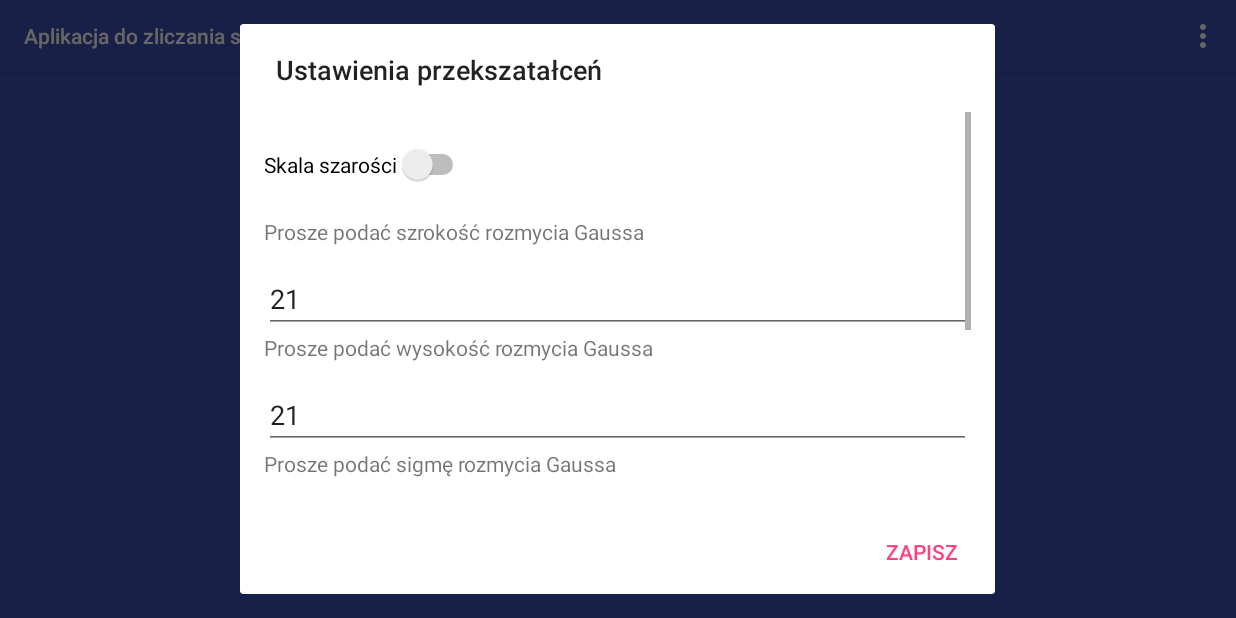
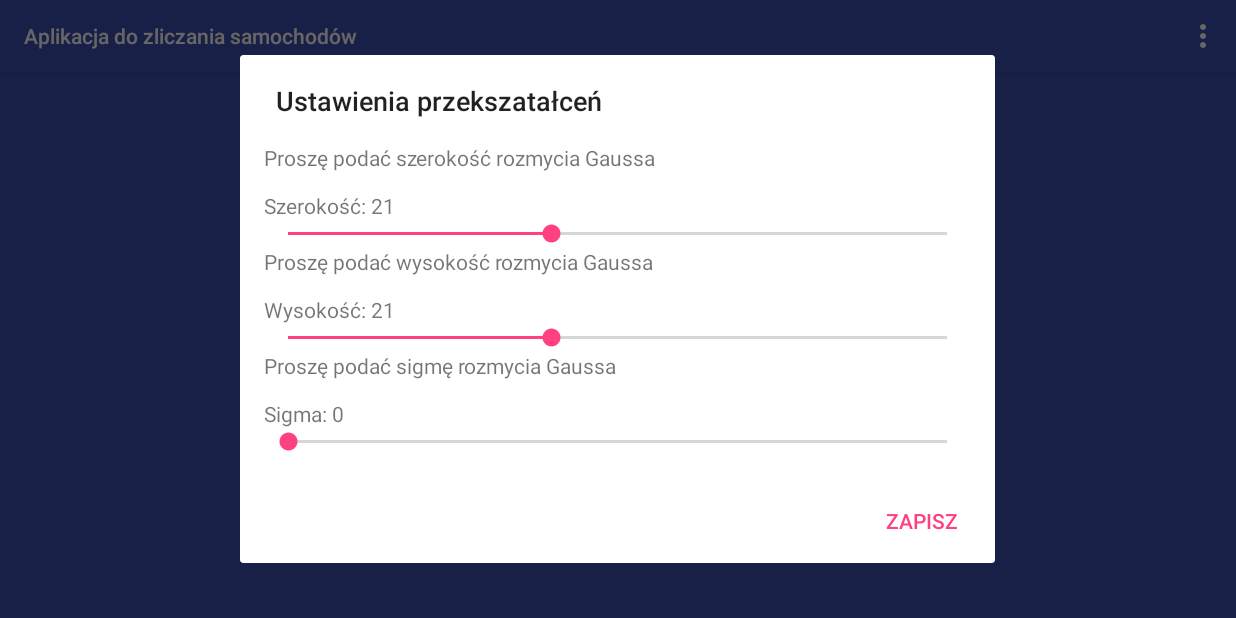
Before and after one commit to cichongrzegorz/ZliczanieSamochodow, an Android app: the screen it shows after launch (MainActivity), in the options menu, after a tap on "Ustawienia przekształceń", on a phone screen of 824 x 412 dp (held sideways). Run offline under Robolectric (Android 15) with nearby library versions, the phone set to English and light mode, and no system bars; libraries missing offline, so code that uses them is left out: org.opencv.android, org.opencv.core, org.opencv.imgproc; plain views replace JavaCameraView; 6 statements that could not run were skipped.

Commit message:
nowe dane

```diff
--- a/app/src/main/java/com/cichon/detection/RozmycieGaussa.java
+++ b/app/src/main/java/com/cichon/detection/RozmycieGaussa.java
@@ -41,6 +41,12 @@ public class RozmycieGaussa {
 
         Mat gauss = rozmycieGaussa();
 
+//        System.out.println("*****************************");
+//        System.out.println("*****************************");
+//        System.out.println("***************************** " + ustawienia.getSzerokosc());
+//        System.out.println("***************************** " + ustawienia.getWysokosc());
+//        System.out.println("*****************************");
+//        System.out.println("*****************************");
         Imgproc.GaussianBlur(frame(), gauss, new Size(ustawienia.getSzerokosc(), ustawienia.getWysokosc()), ustawienia.getSigma());
 
         if ("Rozmycie Gaussa".equals(ustawienia.getObraz())) {
--- a/app/src/main/java/com/cichon/ustawienia/OperacjeNaObrazach.java
+++ b/app/src/main/java/com/cichon/ustawienia/OperacjeNaObrazach.java
@@ -6,8 +6,10 @@ import android.view.View;
 import android.widget.AdapterView;
 import android.widget.CompoundButton;
 import android.widget.EditText;
+import android.widget.SeekBar;
 import android.widget.Spinner;
 import android.widget.Switch;
+import android.widget.TextView;
 
 import com.cichon.R;
 
@@ -20,13 +22,15 @@ public class OperacjeNaObrazach implements Ustawienia {
 
     private UstawieniaAplikacji ustawieniaAplikacji;
 
-    private Spinner obraz;
-    private Switch skalaSzarosci;
+//    private Spinner obraz;
 
-    private EditText szerokoscGauss;
-    private EditText wysokoscGauss;
-    private EditText sigmaGauss;
-    private EditText progowanieBinarne;
+    private SeekBar szerokoscGaussSeek;
+    private SeekBar wysokoscGaussSeek;
+    private SeekBar sigmaGaussSeek;
+
+    private TextView szerokoscText;
+    private TextView wysokoscText;
+    private TextView sigmaText;
 
     public OperacjeNaObrazach(UstawieniaAplikacji ustawienia) {
         this.ustawieniaAplikacji = ustawienia;
@@ -34,106 +38,95 @@ public class OperacjeNaObrazach implements Ustawienia {
 
     @Override
     public void inicjalizuj(View view) {
-        skalaSzarosci = view.findViewById(R.id.skalaSzarosci);
-        skalaSzarosci.setOnCheckedChangeListener(new CompoundButton.OnCheckedChangeListener() {
-            public void onCheckedChanged(CompoundButton buttonView, boolean isChecked) {
-                ustawieniaAplikacji.setSkalaSzarosci(isChecked);
+
+        wysokoscText = view.findViewById(R.id.wysokoscText);
+        szerokoscText = view.findViewById(R.id.szerokoscText);
+        sigmaText = view.findViewById(R.id.sigmaText);
+
+
+        wysokoscGaussSeek = view.findViewById(R.id.wysokoscGaussSeek);
+        wysokoscGaussSeek.setOnSeekBarChangeListener(new SeekBar.OnSeekBarChangeListener() {
+            @Override
+            public void onProgressChanged(SeekBar seekBar, int progress, boolean fromUser) {
+                int wysokosc = progress * 2 + 1;
+                ustawieniaAplikacji.setWysokosc(wysokosc);
+                wysokoscText.setText("Wysokość: " + wysokosc);
+            }
+
+            @Override
+            public void onStartTrackingTouch(SeekBar seekBar) {
+            }
+
+            @Override
+            public void onStopTrackingTouch(SeekBar seekBar) {
+
             }
         });
 
-        szerokoscGauss = view.findViewById(R.id.szerokoscGauss);
-        szerokoscGauss.addTextChangedListener(new TextWatcher() {
+
+        szerokoscGaussSeek = view.findViewById(R.id.szerokoscGaussSeek);
+        szerokoscGaussSeek.setOnSeekBarChangeListener(new SeekBar.OnSeekBarChangeListener() {
             @Override
-            public void beforeTextChanged(CharSequence s, int start, int count, int after) {
+            public void onProgressChanged(SeekBar seekBar, int progress, boolean fromUser) {
+                int szerokosc = progress * 2 + 1;
+                ustawieniaAplikacji.setSzerokosc(szerokosc);
+                szerokoscText.setText("Szerokość: " + szerokosc);
+
             }
 
             @Override
-            public void onTextChanged(CharSequence s, int start, int before, int count) {
-                if (s.length() > 0) {
-                    ustawieniaAplikacji.setSzerokosc(Integer.parseInt(s.toString()));
-                }
+            public void onStartTrackingTouch(SeekBar seekBar) {
             }
 
             @Override
-            public void afterTextChanged(Editable s) {
+            public void onStopTrackingTouch(SeekBar seekBar) {
+
             }
         });
 
-        wysokoscGauss = view.findViewById(R.id.wysokoscGauss);
-        wysokoscGauss.addTextChangedListener(new TextWatcher() {
+        sigmaGaussSeek = view.findViewById(R.id.sigmaGaussSeek);
+        sigmaGaussSeek.setOnSeekBarChangeListener(new SeekBar.OnSeekBarChangeListener() {
             @Override
-            public void beforeTextChanged(CharSequence s, int start, int count, int after) {
+            public void onProgressChanged(SeekBar seekBar, int progress, boolean fromUser) {
+                ustawieniaAplikacji.setSigma(progress);
+                sigmaText.setText("Sigma: " + progress);
+
             }
 
             @Override
-            public void onTextChanged(CharSequence s, int start, int before, int count) {
-                if (s.length() > 0) {
-                    ustawieniaAplikacji.setWysokosc(Integer.parseInt(s.toString()));
-                }
+            public void onStartTrackingTouch(SeekBar seekBar) {
             }
 
             @Override
-            public void afterTextChanged(Editable s) {
+            public void onStopTrackingTouch(SeekBar seekBar) {
+
             }
         });
 
-        sigmaGauss = view.findViewById(R.id.sigmaGauss);
-        sigmaGauss.addTextChangedListener(new TextWatcher() {
-            @Override
-            public void beforeTextChanged(CharSequence s, int start, int count, int after) {
-            }
-
-            @Override
-            public void onTextChanged(CharSequence s, int start, int before, int count) {
-                if (s.length() > 0) {
-                    ustawieniaAplikacji.setSigma(Double.parseDouble(s.toString()));
-                }
-            }
-
-            @Override
-            public void afterTextChanged(Editable s) {
-            }
-        });
-
-        progowanieBinarne = view.findViewById(R.id.progowanieBinarne);
-        progowanieBinarne.addTextChangedListener(new TextWatcher() {
-            @Override
-            public void beforeTextChanged(CharSequence s, int start, int count, int after) {
-            }
-
-            @Override
-            public void onTextChanged(CharSequence s, int start, int before, int count) {
-                if (s.length() > 0) {
-                    ustawieniaAplikacji.setProgowanie(Integer.parseInt(s.toString()));
-                }
-            }
-
-            @Override
-            public void afterTextChanged(Editable s) {
-            }
-        });
-
-        obraz = view.findViewById(R.id.pokazObraz);
-        obraz.setOnItemSelectedListener(new AdapterView.OnItemSelectedListener() {
-            @Override
-            public void onItemSelected(AdapterView<?> parent, View view, int position, long id) {
-                ustawieniaAplikacji.setObraz((String) parent.getItemAtPosition(position));
-            }
-
-            @Override
-            public void onNothingSelected(AdapterView<?> parent) {
-
-            }
-        });
+//        obraz = view.findViewById(R.id.pokazObraz);
+//        obraz.setOnItemSelectedListener(new AdapterView.OnItemSelectedListener() {
+//            @Override
+//            public void onItemSelected(AdapterView<?> parent, View view, int position, long id) {
+//                ustawieniaAplikacji.setObraz((String) parent.getItemAtPosition(position));
+//            }
+//
+//            @Override
+//            public void onNothingSelected(AdapterView<?> parent) {
+//
+//            }
+//        });
     }
 
     @Override
     public void zresetowanoUstawienia() {
-        this.skalaSzarosci.setChecked(ustawieniaAplikacji.isSkalaSzarosci());
-        this.szerokoscGauss.setText(ustawieniaAplikacji.getSzerokosc() + "");
-        this.wysokoscGauss.setText(ustawieniaAplikacji.getWysokosc() + "");
-        this.sigmaGauss.setText(ustawieniaAplikacji.getSigma() + "");
-        this.progowanieBinarne.setText(ustawieniaAplikacji.getProgowanie() + "");
-        this.obraz.setSelection(wartosci.indexOf(ustawieniaAplikacji.getObraz()));
+        this.szerokoscGaussSeek.setProgress(ustawieniaAplikacji.getSzerokosc() / 2);
+        this.wysokoscGaussSeek.setProgress(ustawieniaAplikacji.getWysokosc() / 2);
+        this.sigmaGaussSeek.setProgress((int) ustawieniaAplikacji.getSigma());
+
+        wysokoscText.setText("Wysokość: " + (ustawieniaAplikacji.getWysokosc()));
+        szerokoscText.setText("Szerokość: " + (ustawieniaAplikacji.getSzerokosc()));
+        sigmaText.setText("Sigma: " + ((int) ustawieniaAplikacji.getSigma()));
+
+//        this.obraz.setSelection(wartosci.indexOf(ustawieniaAplikacji.getObraz()));
     }
 }
--- a/app/src/main/java/com/cichon/ustawienia/UstawieniaAplikacji.java
+++ b/app/src/main/java/com/cichon/ustawienia/UstawieniaAplikacji.java
@@ -3,8 +3,6 @@ package com.cichon.ustawienia;
 public class UstawieniaAplikacji {
 
     private String obraz;
-
-    public boolean skalaSzarosci;
 
     public int szerokosc;
     public int wysokosc;
@@ -30,14 +28,6 @@ public class UstawieniaAplikacji {
 
         this.wielkoscSamochodu = 4000;
         this.przelicznikCiezarowki = 2.0;
-    }
-
-    public boolean isSkalaSzarosci() {
-        return skalaSzarosci;
-    }
-
-    public void setSkalaSzarosci(boolean skalaSzarosci) {
-        this.skalaSzarosci = skalaSzarosci;
     }
 
     public int getSzerokosc() {
--- a/app/src/main/res/layout/ustawienia_przeksztalcen.xml
+++ b/app/src/main/res/layout/ustawienia_przeksztalcen.xml
@@ -18,64 +18,55 @@
             android:focusableInTouchMode="true"
             android:orientation="vertical">
 
-            <Switch
-                android:id="@+id/skalaSzarosci"
-                android:layout_width="wrap_content"
-                android:layout_height="70dp"
-                android:text="Skala szarości" />
-
             <TextView
                 android:layout_width="match_parent"
                 android:layout_height="32dp"
-                android:text="Prosze podać szrokość rozmycia Gaussa" />
+                android:text="Proszę podać szerokość rozmycia Gaussa" />
 
-            <EditText
-                android:id="@+id/szerokoscGauss"
+            <TextView
+                android:id="@+id/szerokoscText"
+                android:layout_width="match_parent"
+                android:layout_height="wrap_content" />
+
+            <SeekBar
+                android:id="@+id/szerokoscGaussSeek"
                 android:layout_width="match_parent"
                 android:layout_height="wrap_content"
-                android:inputType="number" />
+                android:max="25" />
 
             <TextView
                 android:layout_width="match_parent"
                 android:layout_height="32dp"
                 android:layout_alignParentStart="true"
-                android:text="Prosze podać wysokość rozmycia Gaussa" />
+                android:text="Proszę podać wysokość rozmycia Gaussa" />
 
-            <EditText
-                android:id="@+id/wysokoscGauss"
+            <TextView
+                android:id="@+id/wysokoscText"
+                android:layout_width="match_parent"
+                android:layout_height="wrap_content" />
+
+            <SeekBar
+                android:id="@+id/wysokoscGaussSeek"
                 android:layout_width="match_parent"
                 android:layout_height="wrap_content"
-                android:inputType="number" />
+                android:max="25" />
 
             <TextView
                 android:layout_width="match_parent"
                 android:layout_height="32dp"
                 android:layout_alignParentStart="true"
-                android:text="Prosze podać sigmę rozmycia Gaussa" />
+                android:text="Proszę podać sigmę rozmycia Gaussa" />
 
-            <EditText
-                android:id="@+id/sigmaGauss"
+            <TextView
+                android:id="@+id/sigmaText"
+                android:layout_width="match_parent"
+                android:layout_height="wrap_content" />
+
+            <SeekBar
+                android:id="@+id/sigmaGaussSeek"
                 android:layout_width="match_parent"
                 android:layout_height="wrap_content"
-                android:inputType="numberDecimal" />
-
-            <TextView
-                android:layout_width="match_parent"
-                android:layout_height="32dp"
-                android:layout_alignParentStart="true"
-                android:text="Prosze podać poziom progowania binarnego" />
-
-            <EditText
-                android:id="@+id/progowanieBinarne"
-                android:layout_width="match_parent"
-                android:layout_height="wrap_content"
-                android:inputType="number" />
-
-            <Spinner
-                android:id="@+id/pokazObraz"
-                android:layout_width="match_parent"
-                android:layout_height="49dp"
-                android:entries="@array/obraz" />
+                android:max="60" />
 
         </LinearLayout>
     </ScrollView>
--- a/build.gradle
+++ b/build.gradle
@@ -7,7 +7,7 @@ buildscript {
         jcenter()
     }
     dependencies {
-        classpath 'com.android.tools.build:gradle:3.1.4'
+        classpath 'com.android.tools.build:gradle:3.3.2'
 
 
         // NOTE: Do not place your application dependencies here; they belong
```
Also changed, not shown: 8 other files.
